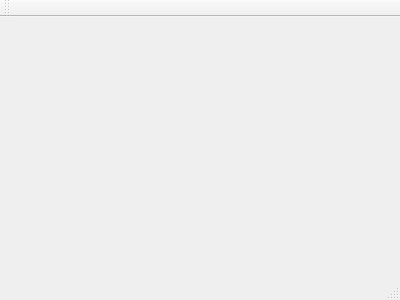
Before: the Qt Designer form Masternode/mainwindow.ui in salim97/blockchain-Qt, drawn with Qt 5.
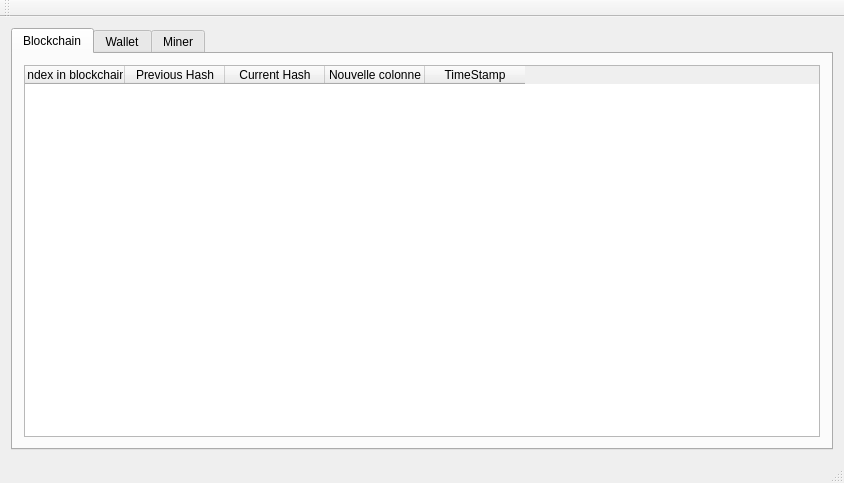
After: the same form once the commit is applied. The open tabs and pages were chosen to show the change.

```diff
--- a/Masternode/mainwindow.ui
+++ b/Masternode/mainwindow.ui
@@ -1,24 +1,127 @@
 <ui version="4.0">
  <class>MainWindow</class>
- <widget class="QMainWindow" name="MainWindow" >
-  <property name="geometry" >
+ <widget class="QMainWindow" name="MainWindow">
+  <property name="geometry">
    <rect>
     <x>0</x>
     <y>0</y>
-    <width>400</width>
-    <height>300</height>
+    <width>844</width>
+    <height>483</height>
    </rect>
   </property>
   <property name="windowTitle" >
    <string>MainWindow</string>
   </property>
-  <widget class="QMenuBar" name="menuBar" />
-  <widget class="QToolBar" name="mainToolBar" />
-  <widget class="QWidget" name="centralWidget" />
-  <widget class="QStatusBar" name="statusBar" />
+  <widget class="QWidget" name="centralWidget">
+   <layout class="QGridLayout" name="gridLayout">
+    <item row="0" column="0">
+     <widget class="QTabWidget" name="tabWidget">
+      <property name="currentIndex">
+       <number>1</number>
+      </property>
+      <widget class="QWidget" name="blockchain">
+       <attribute name="title">
+        <string>Blockchain</string>
+       </attribute>
+       <layout class="QGridLayout" name="gridLayout_2">
+        <item row="0" column="0">
+         <widget class="QTableWidget" name="tableWidget_blockchain">
+          <property name="sortingEnabled">
+           <bool>true</bool>
+          </property>
+          <attribute name="horizontalHeaderStretchLastSection">
+           <bool>false</bool>
+          </attribute>
+          <column>
+           <property name="text">
+            <string>Index in blockchain</string>
+           </property>
+          </column>
+          <column>
+           <property name="text">
+            <string>Previous Hash</string>
+           </property>
+          </column>
+          <column>
+           <property name="text">
+            <string>Current Hash</string>
+           </property>
+          </column>
+          <column>
+           <property name="text">
+            <string>Nouvelle colonne</string>
+           </property>
+          </column>
+          <column>
+           <property name="text">
+            <string>TimeStamp</string>
+           </property>
+          </column>
+         </widget>
+        </item>
+       </layout>
+      </widget>
+      <widget class="QWidget" name="wallet">
+       <attribute name="title">
+        <string>Wallet</string>
+       </attribute>
+       <layout class="QGridLayout" name="gridLayout_3">
+        <item row="0" column="0">
+         <widget class="QTableWidget" name="tableWidget_wallet">
+          <column>
+           <property name="text">
+            <string>remoteAddress</string>
+           </property>
+          </column>
+          <column>
+           <property name="text">
+            <string>userName</string>
+           </property>
+          </column>
+          <column>
+           <property name="text">
+            <string>active</string>
+           </property>
+          </column>
+         </widget>
+        </item>
+       </layout>
+      </widget>
+      <widget class="QWidget" name="miner">
+       <attribute name="title">
+        <string>Miner</string>
+       </attribute>
+       <layout class="QGridLayout" name="gridLayout_4">
+        <item row="0" column="0">
+         <widget class="QTableWidget" name="tableWidget_3"/>
+        </item>
+       </layout>
+      </widget>
+     </widget>
+    </item>
+   </layout>
+  </widget>
+  <widget class="QMenuBar" name="menuBar">
+   <property name="geometry">
+    <rect>
+     <x>0</x>
+     <y>0</y>
+     <width>844</width>
+     <height>21</height>
+    </rect>
+   </property>
+  </widget>
+  <widget class="QToolBar" name="mainToolBar">
+   <attribute name="toolBarArea">
+    <enum>TopToolBarArea</enum>
+   </attribute>
+   <attribute name="toolBarBreak">
+    <bool>false</bool>
+   </attribute>
+  </widget>
+  <widget class="QStatusBar" name="statusBar"/>
  </widget>
- <layoutDefault spacing="6" margin="11" />
- <pixmapfunction></pixmapfunction>
+ <layoutdefault spacing="6" margin="11"/>
  <resources/>
  <connections/>
 </ui>
```
Left out of the diff: 3 changed lines with no effect on the pictures.
